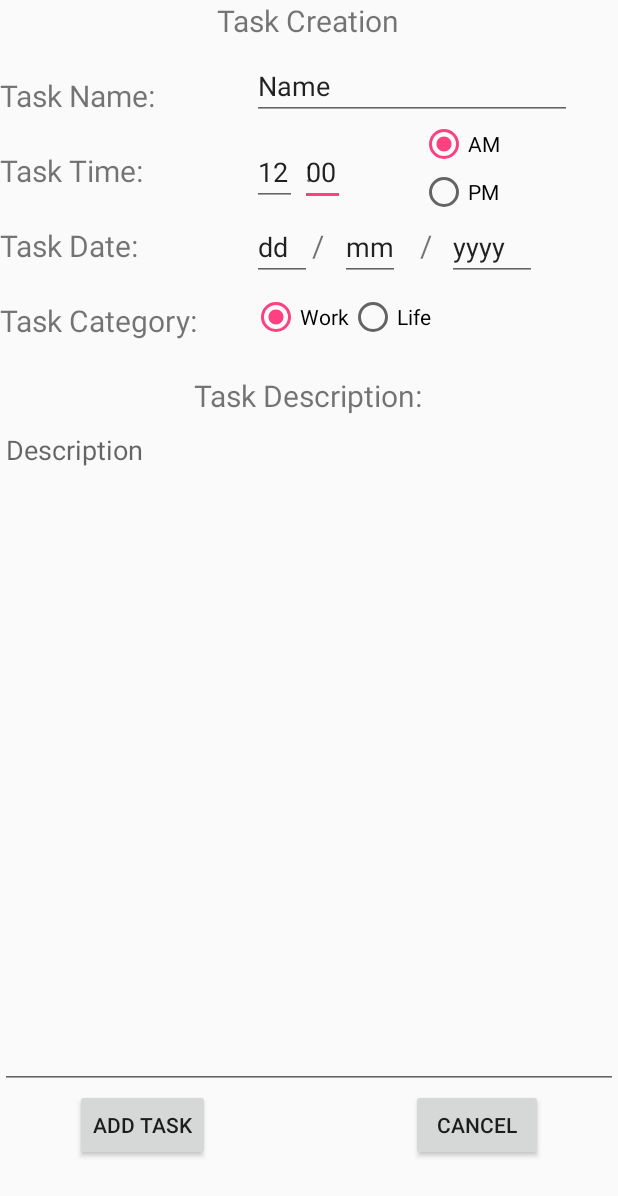
After one commit to garryd635/CrushingItApp, an Android app: the layout task_creation.xml on its own in the app's theme, with its tools: preview values and no code run, on a phone screen of 412 x 824 dp. The commit adds this screen. Shown: the top 1196 px of the screen. Run offline under Robolectric (Android 15) with nearby library versions, the phone set to English and light mode, and no system bars.

Commit message:
Added Task Creation Screen

```diff
--- a/app/src/main/res/layout/sample_layout.xml
+++ b/app/src/main/res/layout/sample_layout.xml
@@ -9,6 +9,6 @@
         android:layout_alignParentTop="true"
         android:layout_centerHorizontal="true"
         android:layout_marginTop="196dp"
-        android:id="@+id/textView3"
+        android:id="@+id/textName"
         android:textSize="30sp" />
 </RelativeLayout>
--- /dev/null
+++ b/app/src/main/res/layout/task_creation.xml
@@ -0,0 +1,262 @@
+<?xml version="1.0" encoding="utf-8"?>
+<RelativeLayout xmlns:android="http://schemas.android.com/apk/res/android"
+    xmlns:app="http://schemas.android.com/apk/res-auto"
+    android:layout_width="match_parent" android:layout_height="match_parent">
+
+    <TextView
+        android:text="Task Creation"
+        android:layout_width="wrap_content"
+        android:layout_height="wrap_content"
+        android:id="@+id/textTitle"
+        android:textSize="20sp"
+        android:layout_alignParentTop="true"
+        android:layout_centerHorizontal="true" />
+
+    <TextView
+        android:text="Task Name:"
+        android:layout_width="wrap_content"
+        android:layout_height="wrap_content"
+        android:id="@+id/textName"
+        android:textSize="20sp"
+        android:layout_marginTop="50dp"
+        android:layout_alignParentTop="true"/>
+
+
+    <TextView
+        android:text="Task Time:"
+        android:layout_width="wrap_content"
+        android:layout_height="wrap_content"
+        android:id="@+id/textTime"
+        android:textSize="20sp"
+        android:layout_marginTop="100dp"
+        android:layout_alignParentTop="true"/>
+
+    <TextView
+        android:text="Task Date:"
+        android:layout_width="wrap_content"
+        android:layout_height="wrap_content"
+        android:id="@+id/textDate"
+        android:textSize="20sp"
+        android:layout_marginTop="150dp"
+        android:layout_alignParentTop="true"/>
+
+    <TextView
+        android:text="Task Category:"
+        android:layout_width="wrap_content"
+        android:layout_height="wrap_content"
+        android:id="@+id/textCategory"
+        android:textSize="20sp"
+        android:layout_marginTop="200dp"
+        android:layout_alignParentTop="true"/>
+
+    <TextView
+        android:text="Task Description:"
+        android:layout_width="wrap_content"
+        android:layout_height="wrap_content"
+        android:id="@+id/textDesc"
+        android:textSize="20sp"
+        android:layout_marginTop="250dp"
+        android:layout_alignParentTop="true"
+        android:layout_centerHorizontal="true"/>
+
+    <Button
+        android:text="Add Task"
+        android:layout_width="wrap_content"
+        android:layout_height="wrap_content"
+        android:id="@+id/addButton"
+        android:layout_marginBottom="50dp"
+        android:layout_marginLeft="50dp"
+        android:layout_alignParentBottom="true"
+        android:layout_alignParentLeft="true"/>
+
+    <Button
+        android:text="Cancel"
+        android:layout_width="wrap_content"
+        android:layout_height="wrap_content"
+        android:id="@+id/cancelButton"
+        android:layout_marginBottom="50dp"
+        android:layout_marginRight="50dp"
+        android:layout_alignParentBottom="true"
+        android:layout_alignParentRight="true"/>
+
+
+    <RadioGroup
+        android:id="@+id/radioAMPM"
+        android:layout_width="wrap_content"
+        android:layout_height="wrap_content"
+        android:layout_marginTop="80dp"
+        android:layout_marginLeft="200dp">
+
+    </RadioGroup>
+
+    <RadioGroup
+        android:id="@+id/radioWorkLife"
+        android:layout_width="150dp"
+        android:layout_height="wrap_content"
+        android:orientation="horizontal"
+        android:layout_marginTop="195dp"
+        android:layout_alignRight="@+id/InputName"
+        android:layout_alignEnd="@+id/InputName"
+        android:layout_alignLeft="@+id/inputDay"
+        android:layout_alignStart="@+id/inputDay">
+        <RadioButton
+            android:text="Work"
+            android:layout_width="wrap_content"
+            android:layout_height="wrap_content"
+            android:layout_below="@+id/textName"
+            android:layout_alignRight="@+id/textName"
+            android:id="@+id/radioButton3"
+            android:checked="true"/>
+
+        <RadioButton
+            android:text="Life"
+            android:layout_width="wrap_content"
+            android:layout_height="wrap_content"
+            android:layout_below="@+id/radioButton"
+            android:layout_alignRight="@+id/radioButton"
+            android:id="@+id/radioButton4" />
+    </RadioGroup>
+
+    <RadioButton
+        android:text="PM"
+        android:layout_width="wrap_content"
+        android:layout_height="wrap_content"
+        android:id="@+id/radioButton2"
+        android:layout_below="@+id/radioButton"
+        android:layout_alignLeft="@+id/radioButton"
+        android:layout_alignStart="@+id/radioButton" />
+
+    <TextView
+        android:text=":"
+        android:layout_width="wrap_content"
+        android:layout_height="wrap_content"
+        android:id="@+id/textTimeSplit"
+        android:textSize="20sp"
+        android:layout_alignBaseline="@+id/inputHours"
+        android:layout_alignBottom="@+id/inputHours"
+        android:layout_centerHorizontal="true" />
+
+    <EditText
+        android:layout_width="30dp"
+        android:layout_height="wrap_content"
+        android:inputType="time"
+        android:ems="10"
+        android:id="@+id/inputMins"
+        android:text="00"
+        android:layout_alignBaseline="@+id/textTimeSplit"
+        android:layout_alignBottom="@+id/textTimeSplit"
+        android:layout_toRightOf="@+id/radioAMPM"
+        android:layout_toEndOf="@+id/radioAMPM" />
+
+    <EditText
+        android:layout_width="40dp"
+        android:layout_height="wrap_content"
+        android:inputType="date"
+        android:ems="10"
+        android:id="@+id/inputMonth"
+        android:text="mm"
+        android:layout_alignBaseline="@+id/textDateSplit1"
+        android:layout_alignBottom="@+id/textDateSplit1"
+        android:layout_alignRight="@+id/textTitle"
+        android:layout_alignEnd="@+id/textTitle" />
+
+    <EditText
+        android:layout_width="40dp"
+        android:layout_height="wrap_content"
+        android:inputType="date"
+        android:ems="10"
+        android:id="@+id/inputDay"
+        android:text="dd"
+        android:layout_alignBaseline="@+id/textDate"
+        android:layout_alignBottom="@+id/textDate"
+        android:layout_alignRight="@+id/textTimeSplit"
+        android:layout_alignEnd="@+id/textTimeSplit" />
+
+    <TextView
+        android:text="/"
+        android:layout_width="wrap_content"
+        android:layout_height="wrap_content"
+        android:id="@+id/textDateSplit1"
+        android:textSize="20sp"
+        android:layout_alignBaseline="@+id/inputDay"
+        android:layout_alignBottom="@+id/inputDay"
+        android:layout_toRightOf="@+id/inputDay"
+        android:layout_toEndOf="@+id/inputDay" />
+
+    <EditText
+        android:layout_width="60dp"
+        android:layout_height="wrap_content"
+        android:inputType="date"
+        android:ems="10"
+        android:id="@+id/inputYear"
+        android:text="yyyy"
+        android:layout_alignBaseline="@+id/textDateSplit2"
+        android:layout_alignBottom="@+id/textDateSplit2"
+        android:layout_alignRight="@+id/InputName"
+        android:layout_alignEnd="@+id/InputName"
+        android:layout_marginRight="23dp"
+        android:layout_marginEnd="23dp" />
+
+    <RadioButton
+        android:text="AM"
+        android:layout_width="wrap_content"
+        android:layout_height="wrap_content"
+        android:id="@+id/radioButton"
+        android:checked="true"
+        android:layout_below="@+id/InputName"
+        android:layout_alignLeft="@+id/textDateSplit2"
+        android:layout_alignStart="@+id/textDateSplit2" />
+
+    <TextView
+        android:text="/"
+        android:layout_width="wrap_content"
+        android:layout_height="wrap_content"
+        android:id="@+id/textDateSplit2"
+        android:textSize="20sp"
+        android:layout_alignBaseline="@+id/inputMonth"
+        android:layout_alignBottom="@+id/inputMonth"
+        android:layout_toLeftOf="@+id/inputYear"
+        android:layout_toStartOf="@+id/inputYear"
+        android:layout_marginRight="10dp"/>
+
+    <EditText
+        android:layout_width="wrap_content"
+        android:layout_height="wrap_content"
+        android:inputType="textMultiLine"
+        android:ems="10"
+        android:layout_below="@+id/textDesc"
+        android:layout_alignParentLeft="true"
+        android:layout_alignParentStart="true"
+        android:id="@+id/inputDesc"
+        android:layout_above="@+id/addButton"
+        android:layout_alignParentRight="true"
+        android:layout_alignParentEnd="true"
+        android:selectAllOnFocus="true"
+        android:gravity="top"
+        android:hint="Description" />
+
+    <EditText
+        android:layout_width="wrap_content"
+        android:layout_height="wrap_content"
+        android:inputType="textPersonName"
+        android:text="Name"
+        android:ems="10"
+        android:id="@+id/InputName"
+        android:layout_alignBottom="@+id/radioAMPM"
+        android:layout_alignLeft="@+id/inputHours"
+        android:layout_alignStart="@+id/inputHours" />
+
+    <EditText
+        android:layout_width="30dp"
+        android:layout_height="wrap_content"
+        android:inputType="time"
+        android:ems="10"
+        android:id="@+id/inputHours"
+        android:text="12"
+        android:layout_alignBaseline="@+id/textTime"
+        android:layout_alignBottom="@+id/textTime"
+        android:layout_alignLeft="@+id/inputDay"
+        android:layout_alignStart="@+id/inputDay" />
+
+
+</RelativeLayout>
--- a/app/src/main/res/layout/task_menu.xml
+++ b/app/src/main/res/layout/task_menu.xml
@@ -7,7 +7,7 @@
         android:text="Task Menu"
         android:layout_width="wrap_content"
         android:layout_height="wrap_content"
-        android:id="@+id/textView2"
+        android:id="@+id/textTitle"
         android:textSize="14sp"
         android:layout_alignParentTop="true"
         android:layout_centerHorizontal="true" />
```
Also changed, not shown: 1 other file.
